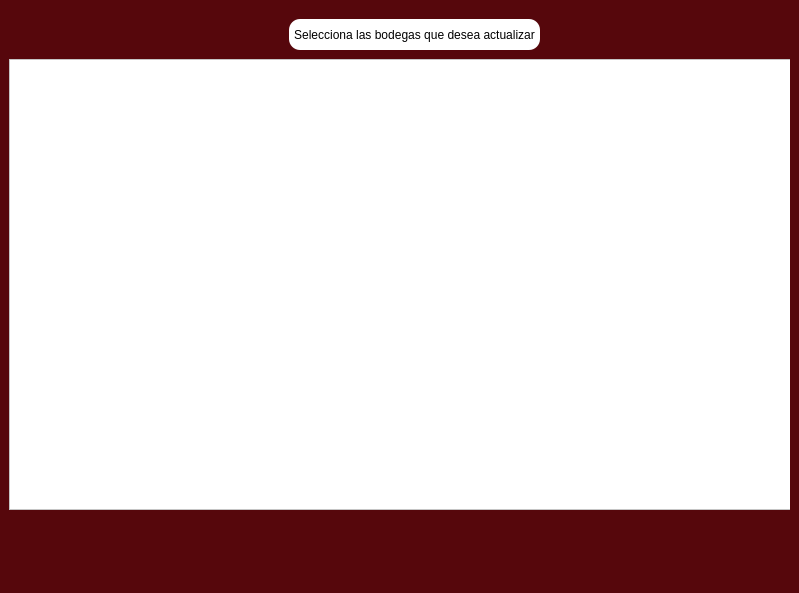
Before: the Qt Designer form Interfaz/interfazDiseño.ui in FranciscoSaggiorato1/ppai_bonvino, drawn with Qt 5.
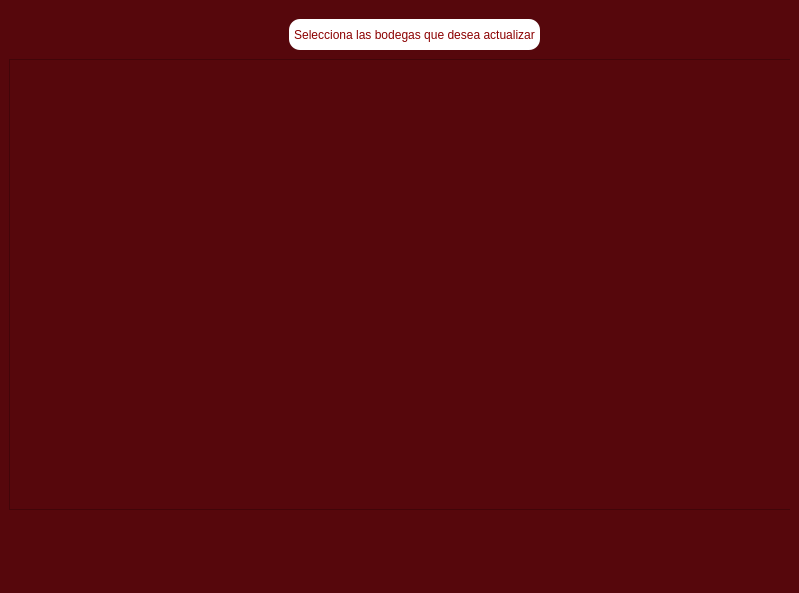
After: the same form once the commit is applied. The open tabs and pages were chosen to show the change. Icons and pictures are not drawn.

Commit message: Agrego cambios de interfaz

Patch:
```diff
--- a/Interfaz/interfazDiseño.ui
+++ b/Interfaz/interfazDiseño.ui
@@ -107,7 +107,7 @@
          </rect>
         </property>
         <property name="styleSheet">
-         <string notr="true">background-color: rgb(255, 255, 255);</string>
+         <string notr="true">background-color: rgb(86, 7, 12);</string>
         </property>
        </widget>
        <widget class="QLabel" name="label_2">
@@ -122,7 +122,9 @@
         <property name="styleSheet">
          <string notr="true">background-color: rgb(255, 255, 255);
 border: 4px;
-border-radius: 11px;</string>
+border-radius: 11px;
+color: rgb(139,0,0);
+font-family: "Times New Roman", Times, serif;</string>
         </property>
         <property name="text">
          <string>Selecciona las bodegas que desea actualizar</string>
```
The commit also changes 530 other files.
